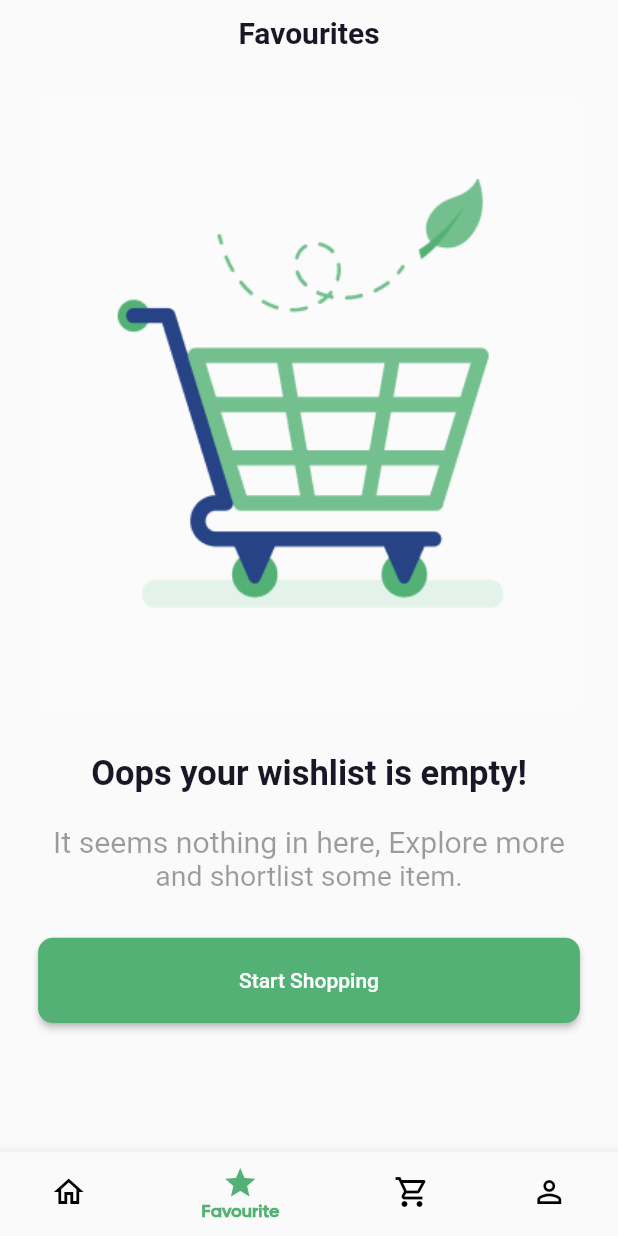
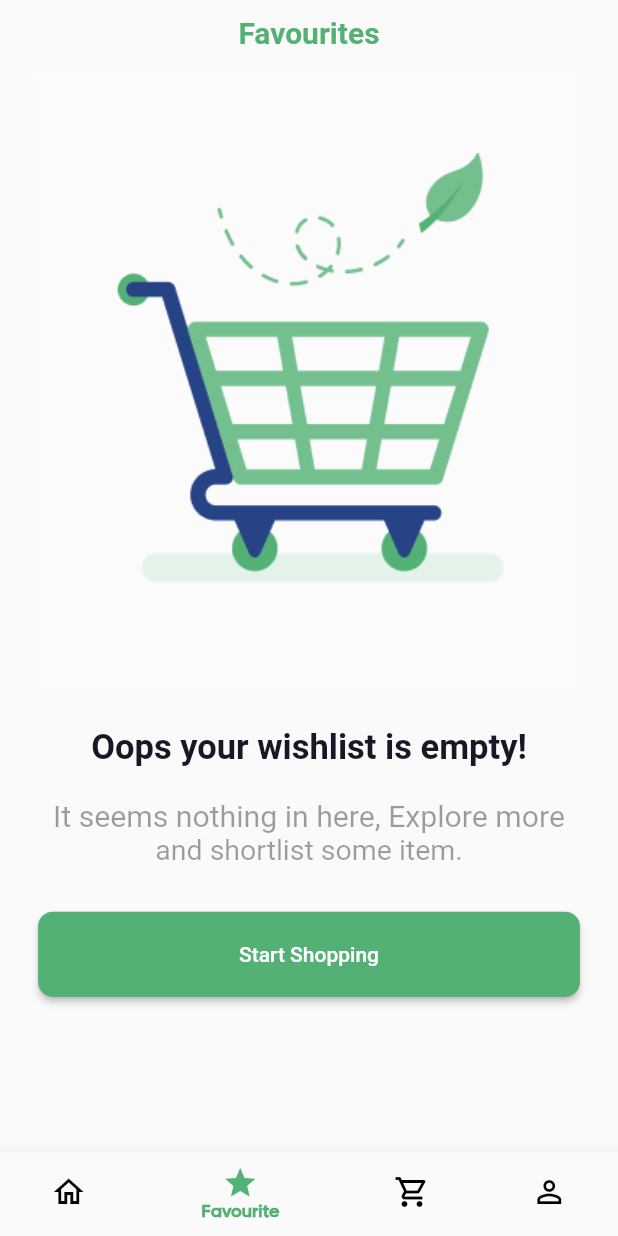
Before and after one commit to Adenugakolade-02/Gobble, a Flutter app: the screen it shows after launch, item 2 of the bottom bar chosen, on a phone screen of 412 x 824 dp. Run offline on Flutter 3.47's test engine with Material 2 defaults, Android fonts, the phone set to English and light mode, and no system bars; our stand-ins replace flutter_rating_bar, smooth_page_indicator; network calls fail.

Commit message:
fixed favourite screen issue

```diff
--- a/lib/screens/favourite_screen.dart
+++ b/lib/screens/favourite_screen.dart
@@ -14,14 +14,14 @@ class FavouriteScreen extends StatelessWidget {
   Widget build(BuildContext context) {
 
     bool isEmpty = context.select<ProductsProvider, bool>((provider) => provider.isEmpty);
-    const TextStyle _style1 = TextStyle(fontSize: 20, fontWeight: FontWeight.w600, color: Color(0xFF181725));
+    const TextStyle _style1 = TextStyle(fontSize: 20, fontWeight: FontWeight.w600, color: Color(0xFF53B175));
 
     return SafeArea(
           child: Column(
         children: [
           SizedBox(height: getHeight(context,10)),
-          Text('Favourites', style: _style1,),
-          SizedBox(height: getHeight(context,32.17)),
+          const Text('Favourites', style: _style1,),
+          SizedBox(height: getHeight(context,15)),
           isEmpty? NoFavourites(): YesFavourites(),
         ],
       ),
--- a/lib/widgets/favourite_screen_widget/favourite_widget.dart
+++ b/lib/widgets/favourite_screen_widget/favourite_widget.dart
@@ -13,7 +13,7 @@ class FavouriteWidget extends StatelessWidget {
   Widget build(BuildContext context) {
     return Column(
       children: [
-        const Divider(),
+        // const Divider(),
         Container(
           height: getHeight(context, 115),
           margin: const EdgeInsets.only(bottom:10,top: 10),
```
Also changed, not shown: lib/widgets/favourite_screen_widget/yes_favourites.dart (+10 -8 lines).
